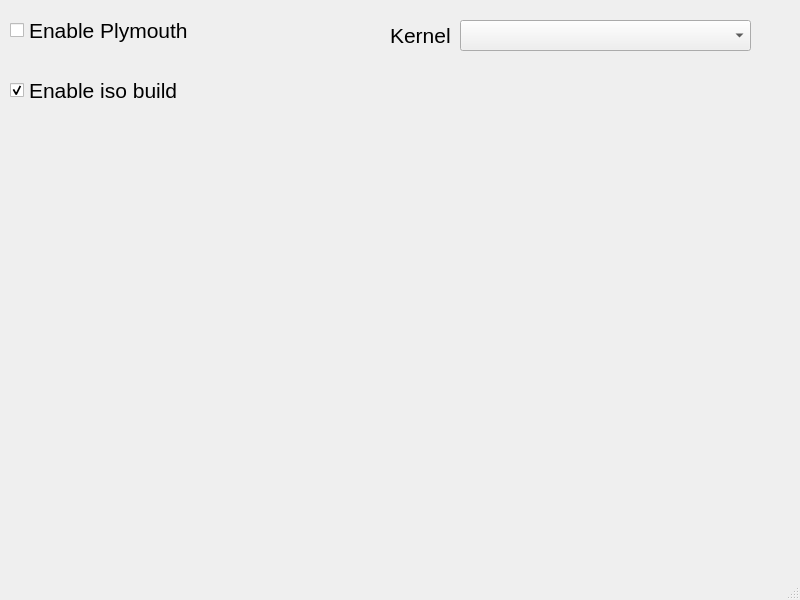
Before: the Qt Designer form mainwindow.ui in kahenteikou/alteriso-gui-qt, drawn with Qt 5.
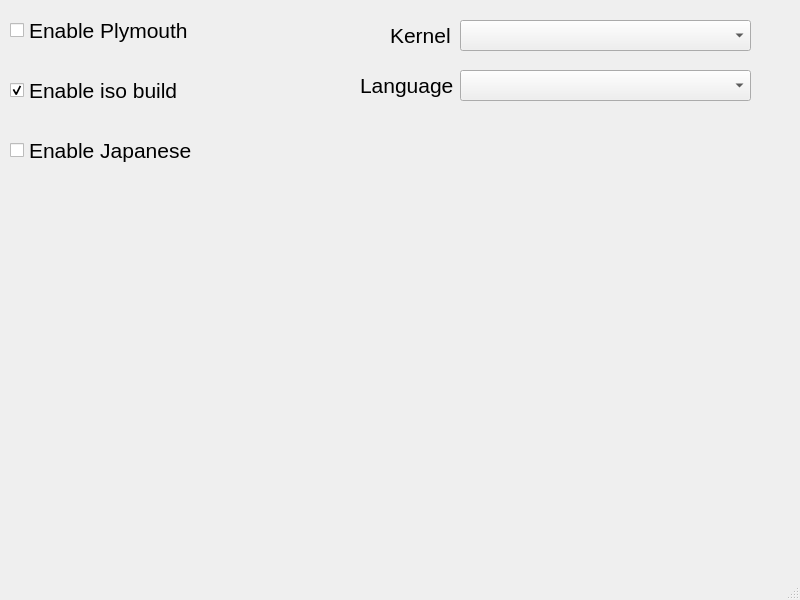
After: the same form once the commit is applied.

Commit message: added widget and option edited

What changed in the file:
```diff
--- a/mainwindow.ui
+++ b/mainwindow.ui
@@ -19,7 +19,7 @@
      <rect>
       <x>10</x>
       <y>0</y>
-      <width>181</width>
+      <width>191</width>
       <height>61</height>
      </rect>
     </property>
@@ -85,7 +85,7 @@
      <rect>
       <x>390</x>
       <y>20</y>
-      <width>71</width>
+      <width>61</width>
       <height>31</height>
      </rect>
     </property>
@@ -98,6 +98,66 @@
      <string>Kernel</string>
     </property>
    </widget>
+   <widget class="QLabel" name="Language_label">
+    <property name="geometry">
+     <rect>
+      <x>360</x>
+      <y>70</y>
+      <width>101</width>
+      <height>31</height>
+     </rect>
+    </property>
+    <property name="font">
+     <font>
+      <pointsize>16</pointsize>
+     </font>
+    </property>
+    <property name="text">
+     <string>Language</string>
+    </property>
+   </widget>
+   <widget class="QComboBox" name="Lang_comboBox">
+    <property name="geometry">
+     <rect>
+      <x>460</x>
+      <y>70</y>
+      <width>291</width>
+      <height>31</height>
+     </rect>
+    </property>
+    <property name="font">
+     <font>
+      <pointsize>16</pointsize>
+     </font>
+    </property>
+   </widget>
+   <widget class="QCheckBox" name="Enable_japanese_build">
+    <property name="geometry">
+     <rect>
+      <x>10</x>
+      <y>120</y>
+      <width>191</width>
+      <height>61</height>
+     </rect>
+    </property>
+    <property name="font">
+     <font>
+      <pointsize>16</pointsize>
+     </font>
+    </property>
+    <property name="text">
+     <string>Enable Japanese</string>
+    </property>
+    <property name="iconSize">
+     <size>
+      <width>25</width>
+      <height>25</height>
+     </size>
+    </property>
+    <property name="checked">
+     <bool>false</bool>
+    </property>
+   </widget>
   </widget>
   <widget class="QMenuBar" name="menubar">
    <property name="geometry">
```
The commit also changes 5 other files.
